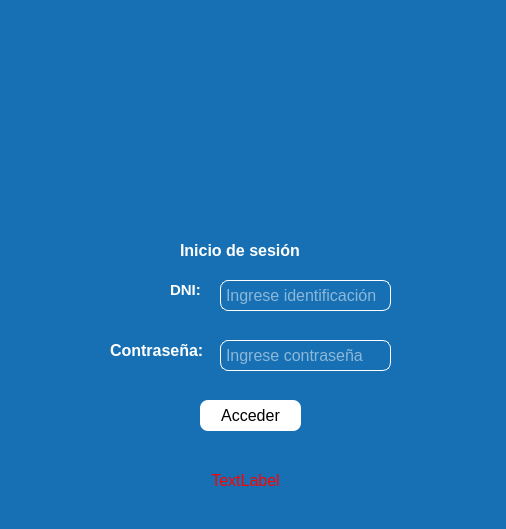
Qt form gui/login.ui (DeiviHerreraDiaz09/Student-Management-Project) before a commit.
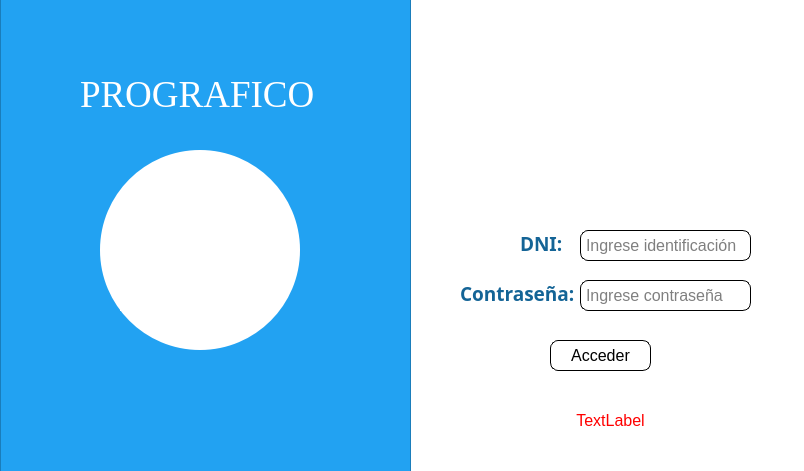
The same form after that commit. Icons and pictures are not drawn.

Commit message: FEAT: Login design modification

Diff of the .ui file:
```diff
--- a/gui/login.ui
+++ b/gui/login.ui
@@ -6,109 +6,63 @@
    <rect>
     <x>0</x>
     <y>0</y>
-    <width>506</width>
-    <height>529</height>
+    <width>804</width>
+    <height>471</height>
    </rect>
   </property>
   <property name="windowTitle">
    <string>Inicio de sesión</string>
   </property>
   <property name="styleSheet">
-   <string notr="true">background-color:#1770b3;</string>
+   <string notr="true">background-color: white;
+</string>
   </property>
-  <widget class="QLabel" name="logoIcon">
-   <property name="geometry">
-    <rect>
-     <x>160</x>
-     <y>40</y>
-     <width>171</width>
-     <height>171</height>
-    </rect>
-   </property>
-   <property name="minimumSize">
-    <size>
-     <width>5</width>
-     <height>0</height>
-    </size>
-   </property>
-   <property name="maximumSize">
-    <size>
-     <width>200</width>
-     <height>200</height>
-    </size>
-   </property>
-   <property name="text">
-    <string/>
-   </property>
-   <property name="pixmap">
-    <pixmap resource="../image.qrc">:/xy/logo.png</pixmap>
-   </property>
-   <property name="scaledContents">
-    <bool>true</bool>
-   </property>
-   <property name="wordWrap">
-    <bool>true</bool>
-   </property>
-  </widget>
-  <widget class="QLabel" name="label_2">
-   <property name="geometry">
-    <rect>
-     <x>180</x>
-     <y>240</y>
-     <width>131</width>
-     <height>21</height>
-    </rect>
-   </property>
-   <property name="font">
-    <font>
-     <pointsize>12</pointsize>
-    </font>
-   </property>
-   <property name="text">
-    <string>&lt;html&gt;&lt;head/&gt;&lt;body&gt;&lt;p&gt;&lt;span style=&quot; font-weight:600; color:#ffffff;&quot;&gt;Inicio de sesión&lt;/span&gt;&lt;/p&gt;&lt;/body&gt;&lt;/html&gt;</string>
-   </property>
-  </widget>
   <widget class="QLabel" name="label_3">
    <property name="geometry">
     <rect>
-     <x>170</x>
-     <y>280</y>
-     <width>41</width>
+     <x>520</x>
+     <y>230</y>
+     <width>51</width>
      <height>21</height>
     </rect>
    </property>
    <property name="font">
     <font>
+     <family>Leelawadee</family>
      <pointsize>12</pointsize>
     </font>
    </property>
+   <property name="styleSheet">
+    <string notr="true">color: rgb(0, 0, 0);</string>
+   </property>
    <property name="text">
-    <string>&lt;html&gt;&lt;head/&gt;&lt;body&gt;&lt;p&gt;&lt;span style=&quot; font-size:11pt; font-weight:600; color:#ffffff;&quot;&gt;DNI:&lt;/span&gt;&lt;/p&gt;&lt;/body&gt;&lt;/html&gt;</string>
+    <string>&lt;html&gt;&lt;head/&gt;&lt;body&gt;&lt;p&gt;&lt;span style=&quot; font-size:14pt; font-weight:600; color:#146496;&quot;&gt;DNI:&lt;/span&gt;&lt;/p&gt;&lt;/body&gt;&lt;/html&gt;</string>
    </property>
   </widget>
   <widget class="QLabel" name="label_4">
    <property name="geometry">
     <rect>
-     <x>110</x>
-     <y>340</y>
-     <width>101</width>
+     <x>460</x>
+     <y>280</y>
+     <width>121</width>
      <height>21</height>
     </rect>
    </property>
    <property name="font">
     <font>
+     <family>Leelawadee</family>
      <pointsize>12</pointsize>
     </font>
    </property>
    <property name="text">
-    <string>&lt;html&gt;&lt;head/&gt;&lt;body&gt;&lt;p&gt;&lt;span style=&quot; font-weight:600; color:#ffffff;&quot;&gt;Contraseña:&lt;/span&gt;&lt;/p&gt;&lt;/body&gt;&lt;/html&gt;</string>
+    <string>&lt;html&gt;&lt;head/&gt;&lt;body&gt;&lt;p&gt;&lt;span style=&quot; font-size:14pt; font-weight:600; color:#146496;&quot;&gt;Contraseña:&lt;/span&gt;&lt;/p&gt;&lt;/body&gt;&lt;/html&gt;</string>
    </property>
   </widget>
   <widget class="QLineEdit" name="txtDNI">
    <property name="geometry">
     <rect>
-     <x>220</x>
-     <y>280</y>
+     <x>580</x>
+     <y>230</y>
      <width>171</width>
      <height>31</height>
     </rect>
@@ -119,10 +73,10 @@
     </font>
    </property>
    <property name="styleSheet">
-    <string notr="true">color: rgb(255, 255, 255);
-padding: 3%;
+    <string notr="true">padding: 3%;
 border-radius: 8px;
-border: 1px solid white;</string>
+border: 1px solid black;
+color: rgb(0, 0, 0);</string>
    </property>
    <property name="placeholderText">
     <string>Ingrese identificación</string>
@@ -131,8 +85,8 @@
   <widget class="QLineEdit" name="txtPassword">
    <property name="geometry">
     <rect>
-     <x>220</x>
-     <y>340</y>
+     <x>580</x>
+     <y>280</y>
      <width>171</width>
      <height>31</height>
     </rect>
@@ -143,10 +97,10 @@
     </font>
    </property>
    <property name="styleSheet">
-    <string notr="true">color: rgb(255, 255, 255);
-padding: 3%;
+    <string notr="true">padding: 3%;
 border-radius: 8px;
-border: 1px solid white;</string>
+border: 1px solid black;
+color: rgb(0, 0, 0);</string>
    </property>
    <property name="echoMode">
     <enum>QLineEdit::Password</enum>
@@ -158,8 +112,8 @@
   <widget class="QPushButton" name="btnAcceder">
    <property name="geometry">
     <rect>
-     <x>200</x>
-     <y>400</y>
+     <x>550</x>
+     <y>340</y>
      <width>101</width>
      <height>31</height>
     </rect>
@@ -181,6 +135,7 @@
    <property name="styleSheet">
     <string notr="true">background-color: rgb(255, 255, 255); color: black;
 border-radius: 8px;
+border: 1px solid black;
 </string>
    </property>
    <property name="text">
@@ -193,9 +148,9 @@
   <widget class="QLabel" name="lblMSG">
    <property name="geometry">
     <rect>
-     <x>0</x>
-     <y>460</y>
-     <width>491</width>
+     <x>440</x>
+     <y>400</y>
+     <width>341</width>
      <height>41</height>
     </rect>
    </property>
@@ -214,6 +169,102 @@
     <set>Qt::AlignCenter</set>
    </property>
   </widget>
+  <widget class="QLabel" name="iconUser">
+   <property name="geometry">
+    <rect>
+     <x>550</x>
+     <y>70</y>
+     <width>141</width>
+     <height>131</height>
+    </rect>
+   </property>
+   <property name="text">
+    <string/>
+   </property>
+   <property name="pixmap">
+    <pixmap resource="../../../../Desktop/img.qrc">:/xy/user.png</pixmap>
+   </property>
+   <property name="scaledContents">
+    <bool>true</bool>
+   </property>
+  </widget>
+  <widget class="QFrame" name="frame">
+   <property name="geometry">
+    <rect>
+     <x>0</x>
+     <y>-20</y>
+     <width>411</width>
+     <height>541</height>
+    </rect>
+   </property>
+   <property name="styleSheet">
+    <string notr="true">background-color: rgb(34, 162, 242);</string>
+   </property>
+   <property name="frameShape">
+    <enum>QFrame::StyledPanel</enum>
+   </property>
+   <property name="frameShadow">
+    <enum>QFrame::Raised</enum>
+   </property>
+   <widget class="QFrame" name="bookIcon">
+    <property name="geometry">
+     <rect>
+      <x>100</x>
+      <y>170</y>
+      <width>200</width>
+      <height>200</height>
+     </rect>
+    </property>
+    <property name="styleSheet">
+     <string notr="true">border-radius: 100px;
+background-color: rgb(255, 255, 255);
+</string>
+    </property>
+    <property name="frameShape">
+     <enum>QFrame::StyledPanel</enum>
+    </property>
+    <property name="frameShadow">
+     <enum>QFrame::Raised</enum>
+    </property>
+    <widget class="QLabel" name="bookIcon_2">
+     <property name="geometry">
+      <rect>
+       <x>20</x>
+       <y>40</y>
+       <width>151</width>
+       <height>121</height>
+      </rect>
+     </property>
+     <property name="text">
+      <string/>
+     </property>
+     <property name="pixmap">
+      <pixmap resource="../../../../Desktop/img.qrc">:/xy/R.png</pixmap>
+     </property>
+     <property name="scaledContents">
+      <bool>true</bool>
+     </property>
+    </widget>
+   </widget>
+   <widget class="QLabel" name="label_5">
+    <property name="geometry">
+     <rect>
+      <x>80</x>
+      <y>70</y>
+      <width>291</width>
+      <height>91</height>
+     </rect>
+    </property>
+    <property name="font">
+     <font>
+      <family>Georgia</family>
+     </font>
+    </property>
+    <property name="text">
+     <string>&lt;html&gt;&lt;head/&gt;&lt;body&gt;&lt;p&gt;&lt;span style=&quot; font-size:28pt; color:#ffffff;&quot;&gt;PROGRAFICO&lt;/span&gt;&lt;/p&gt;&lt;/body&gt;&lt;/html&gt;</string>
+    </property>
+   </widget>
+  </widget>
  </widget>
  <resources>
   <include location="../image.qrc"/>
```
Left out of the diff: 1 changed line with no effect on the pictures. The commit also changes 4 other files.
